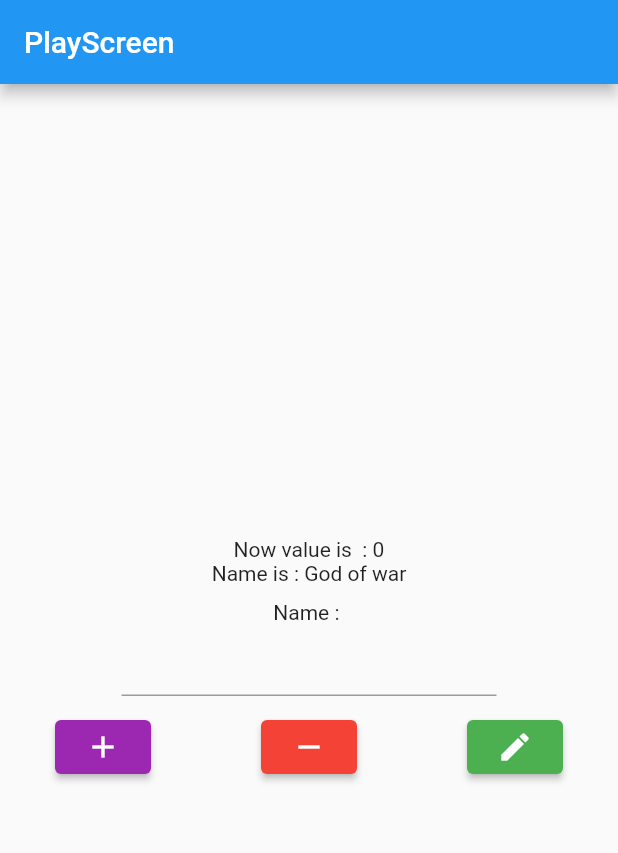
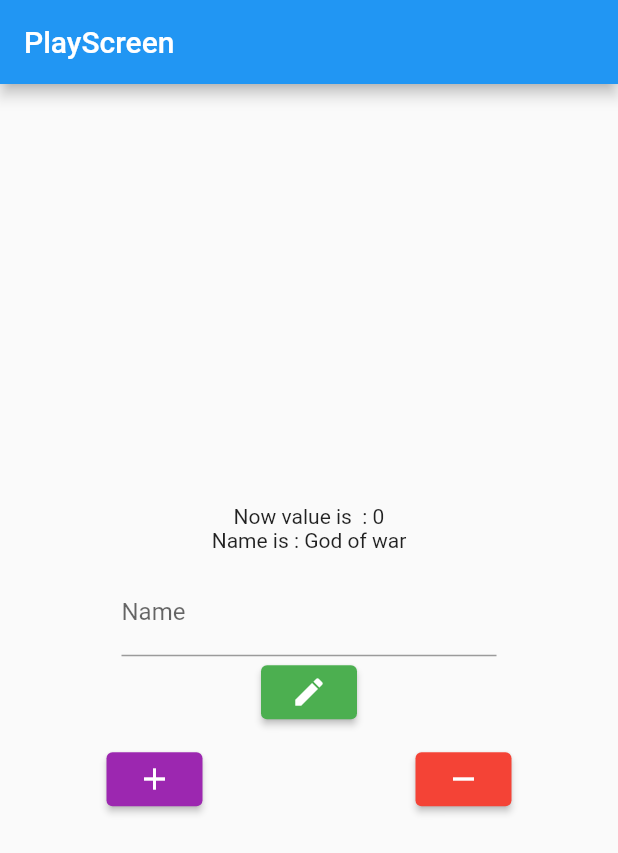
Before and after one commit to boonkung/example2, a Flutter app: the screen it shows after launch, on a phone screen of 412 x 824 dp. Shown: the top 853 px of the screen. Run offline on Flutter 3.47's test engine with Material 2 defaults, Android fonts, the phone set to English and light mode, and no system bars.

Commit message:
change layout

```diff
--- a/lib/screen/play_screen.dart
+++ b/lib/screen/play_screen.dart
@@ -48,9 +48,18 @@ class _PlayScreenState extends State<PlayScreen> {
               child: Form(
                 child: Column(
                   children: [
-                    Text("Name : "),
                     TextFormField(
                       controller: nameController,
+                      decoration: InputDecoration(
+                        label: Text("Name"),
+                      ),
+                    ),
+                    ElevatedButton(
+                      style: ButtonStyle(
+                          backgroundColor:
+                              MaterialStateProperty.all<Color>(Colors.green)),
+                      onPressed: ChangeName,
+                      child: Icon(Icons.edit),
                     ),
                   ],
                 ),
@@ -73,13 +82,6 @@ class _PlayScreenState extends State<PlayScreen> {
                   onPressed: decrements,
                   child: Icon(Icons.remove),
                 ),
-                ElevatedButton(
-                  style: ButtonStyle(
-                      backgroundColor:
-                          MaterialStateProperty.all<Color>(Colors.green)),
-                  onPressed: ChangeName,
-                  child: Icon(Icons.edit),
-                ),
               ],
             ),
           ],
```
